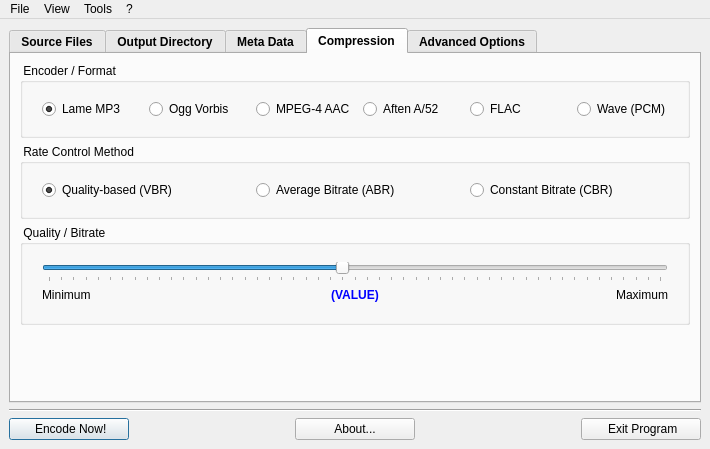
First picture: the form in LameXP_QT/gui/MainWindow.ui, repository manojkumardshenoy/mulder, before the edit.
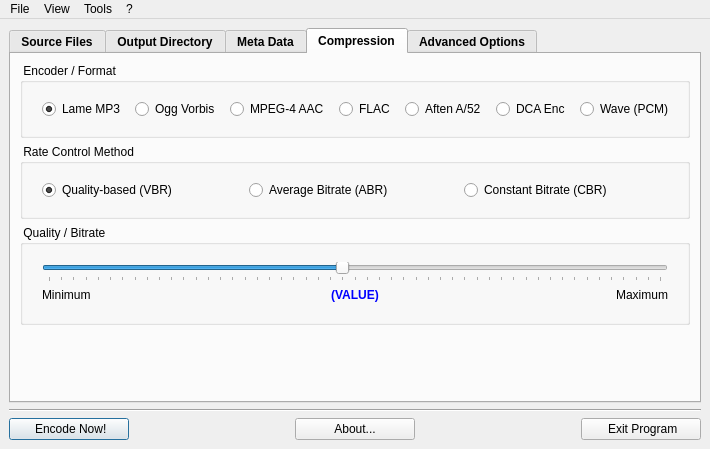
Second picture: the form after the edit. The open tabs and pages were chosen to show the change. Icons and pictures are not drawn.

```diff
--- a/LameXP_QT/gui/MainWindow.ui
+++ b/LameXP_QT/gui/MainWindow.ui
@@ -756,34 +756,27 @@
                    </property>
                   </widget>
                  </item>
-                 <item row="0" column="2">
+                 <item row="0" column="3">
                   <widget class="QRadioButton" name="radioButtonEncoderVorbis">
                    <property name="text">
                     <string>Ogg Vorbis</string>
                    </property>
                   </widget>
                  </item>
-                 <item row="0" column="3">
+                 <item row="0" column="5">
                   <widget class="QRadioButton" name="radioButtonEncoderAAC">
                    <property name="text">
                     <string>MPEG-4 AAC</string>
                    </property>
                   </widget>
                  </item>
-                 <item row="0" column="6">
+                 <item row="0" column="15">
                   <widget class="QRadioButton" name="radioButtonEncoderPCM">
                    <property name="text">
                     <string>Wave (PCM)</string>
                    </property>
                   </widget>
                  </item>
-                 <item row="0" column="5">
-                  <widget class="QRadioButton" name="radioButtonEncoderFLAC">
-                   <property name="text">
-                    <string>FLAC</string>
-                   </property>
-                  </widget>
-                 </item>
                  <item row="0" column="0">
                   <spacer name="horizontalSpacer_7">
                    <property name="orientation">
@@ -800,13 +793,118 @@
                    </property>
                   </spacer>
                  </item>
-                 <item row="0" column="4">
+                 <item row="0" column="9">
                   <widget class="QRadioButton" name="radioButtonEncoderAC3">
                    <property name="text">
                     <string>Aften A/52</string>
                    </property>
                   </widget>
                  </item>
+                 <item row="0" column="13">
+                  <widget class="QRadioButton" name="radioButtonEncoderDCA">
+                   <property name="text">
+                    <string>DCA Enc</string>
+                   </property>
+                  </widget>
+                 </item>
+                 <item row="0" column="2">
+                  <spacer name="horizontalSpacer_45">
+                   <property name="orientation">
+                    <enum>Qt::Horizontal</enum>
+                   </property>
+                   <property name="sizeHint" stdset="0">
+                    <size>
+                     <width>1</width>
+                     <height>20</height>
+                    </size>
+                   </property>
+                  </spacer>
+                 </item>
+                 <item row="0" column="4">
+                  <spacer name="horizontalSpacer_46">
+                   <property name="orientation">
+                    <enum>Qt::Horizontal</enum>
+                   </property>
+                   <property name="sizeHint" stdset="0">
+                    <size>
+                     <width>1</width>
+                     <height>20</height>
+                    </size>
+                   </property>
+                  </spacer>
+                 </item>
+                 <item row="0" column="6">
+                  <spacer name="horizontalSpacer_47">
+                   <property name="orientation">
+                    <enum>Qt::Horizontal</enum>
+                   </property>
+                   <property name="sizeHint" stdset="0">
+                    <size>
+                     <width>1</width>
+                     <height>20</height>
+                    </size>
+                   </property>
+                  </spacer>
+                 </item>
+                 <item row="0" column="12">
+                  <spacer name="horizontalSpacer_49">
+                   <property name="orientation">
+                    <enum>Qt::Horizontal</enum>
+                   </property>
+                   <property name="sizeHint" stdset="0">
+                    <size>
+                     <width>1</width>
+                     <height>20</height>
+                    </size>
+                   </property>
+                  </spacer>
+                 </item>
+                 <item row="0" column="14">
+                  <spacer name="horizontalSpacer_50">
+                   <property name="orientation">
+                    <enum>Qt::Horizontal</enum>
+                   </property>
+                   <property name="sizeHint" stdset="0">
+                    <size>
+                     <width>1</width>
+                     <height>20</height>
+                    </size>
+                   </property>
+                  </spacer>
+                 </item>
+                 <item row="0" column="16">
+                  <spacer name="horizontalSpacer_51">
+                   <property name="orientation">
+                    <enum>Qt::Horizontal</enum>
+                   </property>
+                   <property name="sizeHint" stdset="0">
+                    <size>
+                     <width>1</width>
+                     <height>20</height>
+                    </size>
+                   </property>
+                  </spacer>
+                 </item>
+                 <item row="0" column="7">
+                  <widget class="QRadioButton" name="radioButtonEncoderFLAC">
+                   <property name="text">
+                    <string>FLAC</string>
+                   </property>
+                  </widget>
+                 </item>
+                 <item row="0" column="8">
+                  <spacer name="horizontalSpacer_48">
+                   <property name="orientation">
+                    <enum>Qt::Horizontal</enum>
+                   </property>
+                   <property name="sizeHint" stdset="0">
+                    <size>
+                     <width>1</width>
+                     <height>20</height>
+                    </size>
+                   </property>
+                  </spacer>
+                 </item>
                 </layout>
                </item>
               </layout>
@@ -842,14 +940,14 @@
                    </property>
                   </widget>
                  </item>
-                 <item row="0" column="2">
+                 <item row="0" column="3">
                   <widget class="QRadioButton" name="radioButtonModeAverageBitrate">
                    <property name="text">
                     <string>Average Bitrate (ABR)</string>
                    </property>
                   </widget>
                  </item>
-                 <item row="0" column="3">
+                 <item row="0" column="5">
                   <widget class="QRadioButton" name="radioButtonConstBitrate">
                    <property name="text">
                     <string>Constant Bitrate (CBR)</string>
@@ -872,6 +970,45 @@
                    </property>
                   </spacer>
                  </item>
+                 <item row="0" column="2">
+                  <spacer name="horizontalSpacer_52">
+                   <property name="orientation">
+                    <enum>Qt::Horizontal</enum>
+                   </property>
+                   <property name="sizeHint" stdset="0">
+                    <size>
+                     <width>1</width>
+                     <height>20</height>
+                    </size>
+                   </property>
+                  </spacer>
+                 </item>
+                 <item row="0" column="4">
+                  <spacer name="horizontalSpacer_53">
+                   <property name="orientation">
+                    <enum>Qt::Horizontal</enum>
+                   </property>
+                   <property name="sizeHint" stdset="0">
+                    <size>
+                     <width>1</width>
+                     <height>20</height>
+                    </size>
+                   </property>
+                  </spacer>
+                 </item>
+                 <item row="0" column="6">
+                  <spacer name="horizontalSpacer_54">
+                   <property name="orientation">
+                    <enum>Qt::Horizontal</enum>
+                   </property>
+                   <property name="sizeHint" stdset="0">
+                    <size>
+                     <width>1</width>
+                     <height>20</height>
+                    </size>
+                   </property>
+                  </spacer>
+                 </item>
                 </layout>
                </item>
               </layout>
```
Left out of the diff: 2 changed lines with no effect on the pictures.
